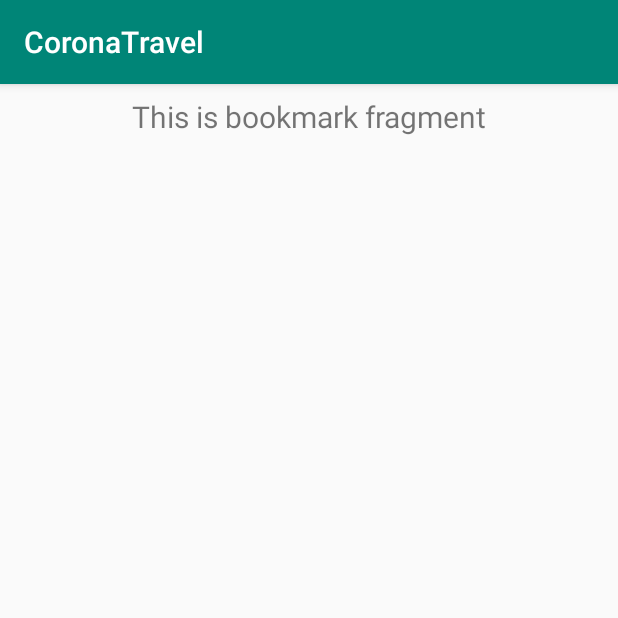
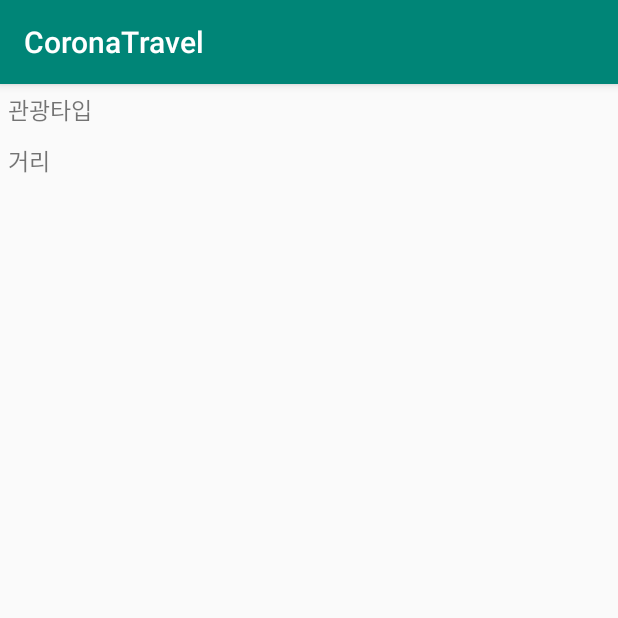
Before and after one commit to jhleez/CoronaTravl, an Android app: the fragment BookmarkFragment shown on its own in the app's theme, on a phone screen of 412 x 824 dp, the top half of it. Run offline under Robolectric (Android 15) with nearby library versions, the phone set to English and light mode, and no system bars.

Commit message:
04-17 봉짱

```diff
--- a/app/src/main/java/com/example/coronatravel/ui/around/AroundFragment.java
+++ b/app/src/main/java/com/example/coronatravel/ui/around/AroundFragment.java
@@ -18,16 +18,17 @@ public class AroundFragment extends Fragment {
 
     private AroundViewModel aroundViewModel;
 
+
     public View onCreateView(@NonNull LayoutInflater inflater,
                              ViewGroup container, Bundle savedInstanceState) {
         aroundViewModel =
                 ViewModelProviders.of(this).get(AroundViewModel.class);
         View root = inflater.inflate(R.layout.fragment_around, container, false);
-        final TextView textView = root.findViewById(R.id.text_around);
+        //final TextView textView = root.findViewById(R.id.text_around);
         aroundViewModel.getText().observe(this, new Observer<String>() {
             @Override
             public void onChanged(@Nullable String s) {
-                textView.setText(s);
+                //textView.setText(s);
             }
         });
         return root;
--- a/app/src/main/java/com/example/coronatravel/ui/bookmark/BookmarkFragment.java
+++ b/app/src/main/java/com/example/coronatravel/ui/bookmark/BookmarkFragment.java
@@ -23,13 +23,13 @@ public class BookmarkFragment extends Fragment {
         bookmarkViewModel =
                 ViewModelProviders.of(this).get(BookmarkViewModel.class);
         View root = inflater.inflate(R.layout.fragment_around, container, false);
-        final TextView textView = root.findViewById(R.id.text_around);
+       /* final TextView textView = root.findViewById(R.id.text_around);
         bookmarkViewModel.getText().observe(this, new Observer<String>() {
             @Override
             public void onChanged(@Nullable String s) {
                 textView.setText(s);
             }
-        });
+        });*/
         return root;
     }
 }
--- a/app/src/main/res/layout/fragment_around.xml
+++ b/app/src/main/res/layout/fragment_around.xml
@@ -1,20 +1,34 @@
 <?xml version="1.0" encoding="utf-8"?>
-<androidx.constraintlayout.widget.ConstraintLayout xmlns:android="http://schemas.android.com/apk/res/android"
+<LinearLayout xmlns:android="http://schemas.android.com/apk/res/android"
     xmlns:app="http://schemas.android.com/apk/res-auto"
     android:layout_width="match_parent"
-    android:layout_height="match_parent">
+    android:layout_height="match_parent"
+    android:orientation="vertical">
 
-    <TextView
-        android:id="@+id/text_around"
+    <LinearLayout
         android:layout_width="match_parent"
         android:layout_height="wrap_content"
-        android:layout_marginStart="8dp"
-        android:layout_marginTop="8dp"
-        android:layout_marginEnd="8dp"
-        android:textAlignment="center"
-        android:textSize="20sp"
-        app:layout_constraintEnd_toEndOf="parent"
-        app:layout_constraintStart_toStartOf="parent"
-        app:layout_constraintTop_toTopOf="parent"
-        android:gravity="center_horizontal" />
-</androidx.constraintlayout.widget.ConstraintLayout>
+        android:padding="5dp">
+        <TextView
+            android:layout_width="wrap_content"
+            android:layout_height="wrap_content"
+            android:text="관광타입"
+            android:textSize="15sp"
+            android:gravity="center"
+            />
+    </LinearLayout>
+
+    <LinearLayout
+        android:layout_width="match_parent"
+        android:layout_height="wrap_content"
+        android:padding="5dp">
+        <TextView
+            android:layout_width="wrap_content"
+            android:layout_height="wrap_content"
+            android:text="거리"
+            android:textSize="15sp"
+            />
+    </LinearLayout>
+
+
+</LinearLayout>
```
Also changed, not shown: app/src/main/java/com/example/coronatravel/data/AroundData.java (+38 -0 lines).
